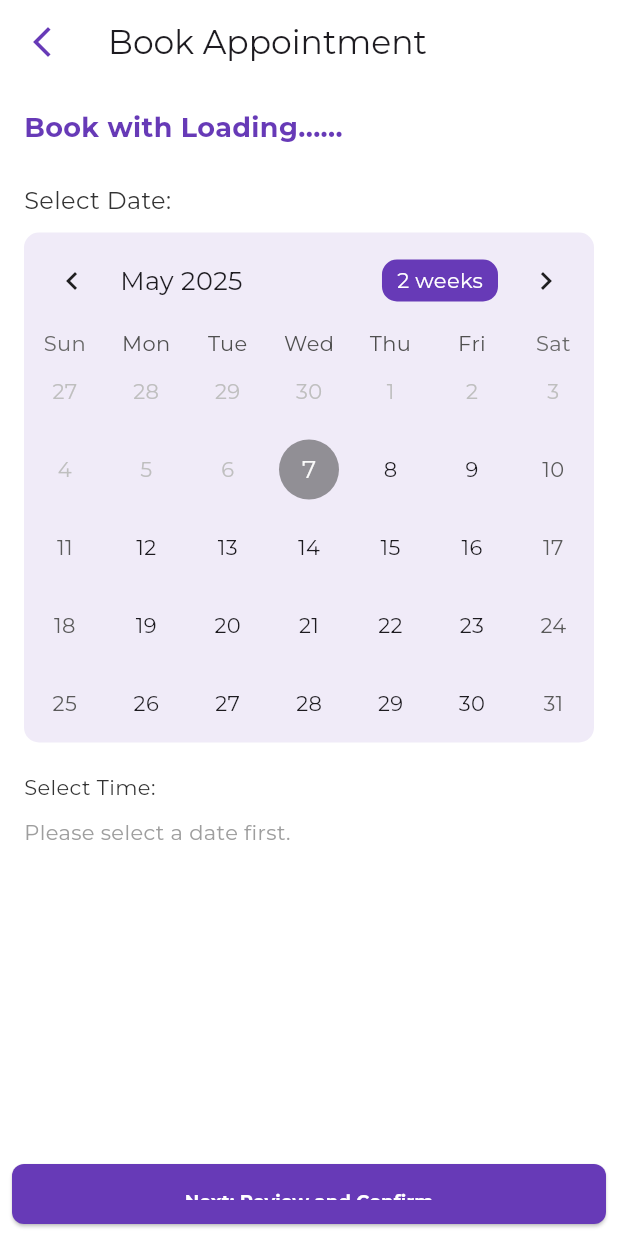
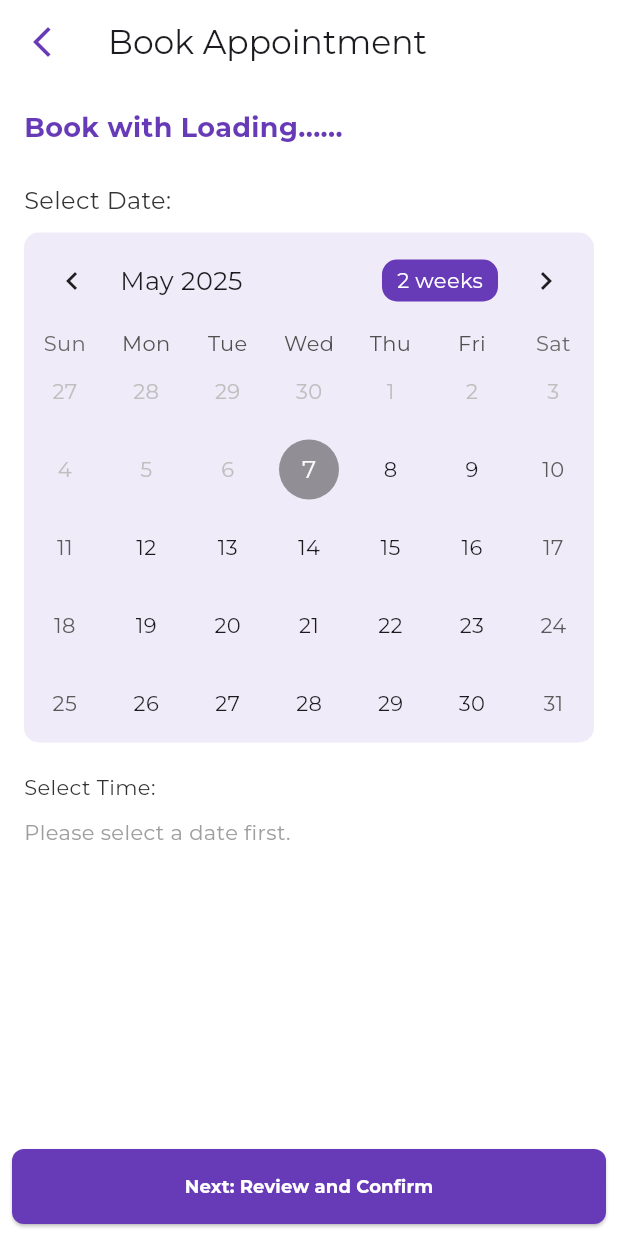
Before and after one commit to Aslmmon/ServiceReservationApp, a Flutter app: the BookingScreen screen opened by its route, on a phone screen of 412 x 824 dp. Run offline on Flutter 3.47's test engine with Material 3 defaults, Android fonts, the phone set to English and light mode, and no system bars; drawn by our look-alikes of table_calendar; our stand-ins replace cloud_firestore, firebase_auth, firebase_core, flutter_dotenv, get, google_fonts and 1 more; accounts and stored records are empty.

```diff
--- a/lib/presentation/booking/booking_screen.dart
+++ b/lib/presentation/booking/booking_screen.dart
@@ -115,7 +115,7 @@ class _BookingScreenState extends State<BookingScreen> {
         ),
       ),
       bottomNavigationBar: Padding(
-        padding: EdgeInsets.all(8),
+        padding: const EdgeInsets.all(8.0),
         child: _buildNextButton(),
       ),
     );
@@ -204,7 +204,6 @@ class _BookingScreenState extends State<BookingScreen> {
     return SizedBox(
       // To make the button take full width
       width: double.infinity,
-      height: 40,
       child: ReusableButton(
         text: AppStrings.nextReviewConfirm,
         onPressed: () {
--- a/lib/utils/components/AppButton.dart
+++ b/lib/utils/components/AppButton.dart
@@ -25,7 +25,7 @@ class ReusableButton extends StatelessWidget {
         onPressed: onPressed,
         style: ElevatedButton.styleFrom(
           backgroundColor: AppColors.primaryPurple,
-          padding: EdgeInsets.symmetric(vertical: 16.0),
+          padding: EdgeInsets.symmetric(vertical: 8.0),
           shape: RoundedRectangleBorder(
             borderRadius: BorderRadius.circular(8.0),
           ),
```
